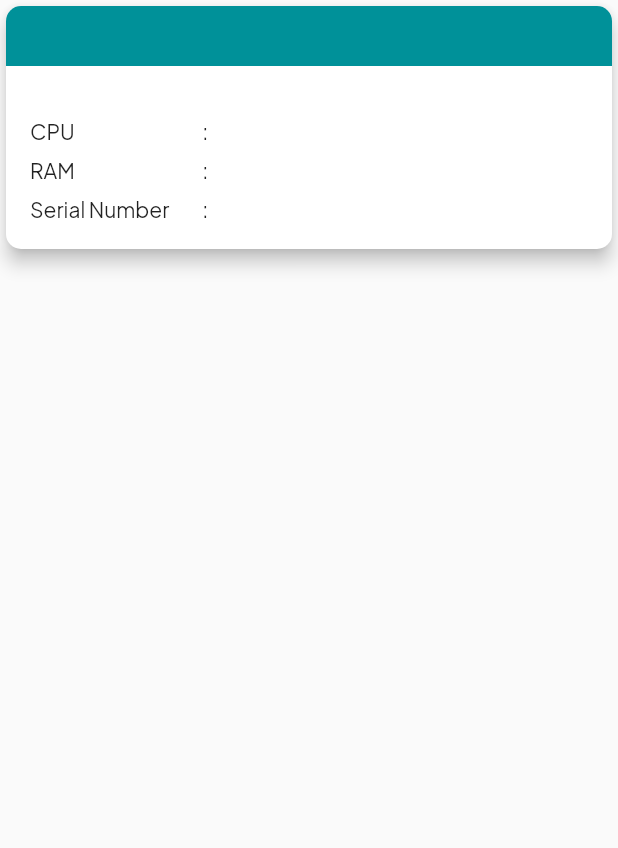
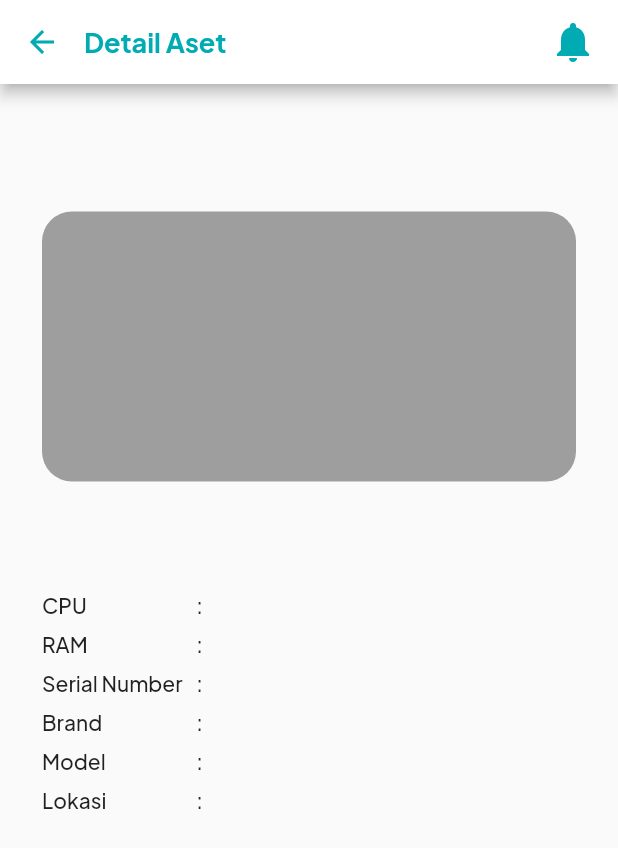
Before and after one commit to ilham-zukri/RepIT-App, a Flutter app: the AssetCard widget shown alone on an empty page, opened directly with empty values, after a tap on "CPU", on a phone screen of 412 x 824 dp. Shown: the top 848 px of the screen. Run offline on Flutter 3.47's test engine with Material 2 defaults, Android fonts, the phone set to English and light mode, and no system bars; our stand-ins replace dio, flutter_speed_dial, flutter_svg, google_fonts, shared_preferences; accounts and stored records are empty; network calls fail.

Commit message:
feat(AssetDetail): Finishing Layout

```diff
--- a/lib/asset_card.dart
+++ b/lib/asset_card.dart
@@ -1,4 +1,6 @@
 import 'package:flutter/material.dart';
+import 'package:repit_app/pages/asset_detail.dart';
+import 'package:repit_app/widgets/status_box_builder.dart';
 
 import 'data_classes/asset.dart';
 
@@ -18,8 +20,9 @@ class AssetCard extends StatelessWidget {
             borderRadius: BorderRadius.all(Radius.circular(10))),
         elevation: 5,
         child: InkWell(
+          borderRadius: const BorderRadius.all(Radius.circular(10)),
           onTap: () {
-
+            Navigator.push(context, MaterialPageRoute(builder: (context) => AssetDetail(asset: asset),));
           },
           child: Column(
             children: [
@@ -64,7 +67,7 @@ class AssetCard extends StatelessWidget {
                       asset.utilization,
                       style: const TextStyle(fontWeight: FontWeight.w600),
                     ),
-                    _statusBoxBuilder(asset.status)
+                    statusBoxBuilder(asset.status, "card")
                   ],
                 ),
               ),
@@ -154,45 +157,4 @@ class AssetCard extends StatelessWidget {
     );
   }
 
-  Widget _statusBoxBuilder(String status) {
-    final Map<String, dynamic> statusMap = {
-      "Ready": {
-        "backgroundColor": const Color(0xff98BFFA),
-        "textColor": const Color(0xff12315F),
-      },
-      "Deployed": {
-        "backgroundColor": const Color(0xffAEE2AA),
-        "textColor": const Color(0xff11410D),
-      },
-      "On Repair": {
-        "backgroundColor": const Color(0xffFAD398),
-        "textColor": const Color(0xff885B17),
-      },
-      "Sub": {
-        "backgroundColor": const Color(0xffAADAE9),
-        "textColor": const Color(0xff0C4B5F),
-      },
-      "Scrapped": {
-        "backgroundColor": const Color(0xffEDA8A8),
-        "textColor": const Color(0xff891F1F),
-      },
-    };
-    if (statusMap.containsKey(status)) {
-      final backgroundColor = statusMap[status]['backgroundColor'];
-      final textColor = statusMap[status]['textColor'];
-      return Container(
-        padding: const EdgeInsets.only(left: 6, right: 6, top: 2, bottom: 2),
-        decoration: BoxDecoration(
-          color: backgroundColor,
-          borderRadius: const BorderRadius.all(Radius.circular(100)),
-        ),
-        child: Text(
-          status,
-          style: TextStyle(color: textColor),
-        ),
-      );
-    }
-
-    return const SizedBox.shrink();
-  }
 }
--- a/lib/data_classes/asset.dart
+++ b/lib/data_classes/asset.dart
@@ -1,4 +1,5 @@
 class Asset {
+  final int? id;
   final String utilization;
   final String status;
   final String assetType;
@@ -9,6 +10,6 @@ class Asset {
   final String? brand;
   final String? model;
 
-  Asset(this.utilization, this.status, this.assetType, this.ram, this.cpu,
+  Asset(this.id,this.utilization, this.status, this.assetType, this.ram, this.cpu,
       this.location, this.serialNumber, this.brand, this.model);
 }
--- /dev/null
+++ b/lib/pages/asset_detail.dart
@@ -0,0 +1,176 @@
+import 'package:flutter/material.dart';
+import 'package:repit_app/data_classes/asset.dart';
+import 'package:repit_app/widgets/custom_app_bar.dart';
+import 'package:repit_app/widgets/status_box_builder.dart';
+
+class AssetDetail extends StatefulWidget {
+  final Asset asset;
+
+  const AssetDetail({Key? key, required this.asset}) : super(key: key);
+
+  @override
+  State<AssetDetail> createState() => _AssetDetailState();
+}
+
+class _AssetDetailState extends State<AssetDetail> {
+  static const TextStyle tableContentStyle = TextStyle(
+    fontSize: 14,
+    fontWeight: FontWeight.w500,
+  );
+
+  @override
+  Widget build(BuildContext context) {
+    final Asset asset = widget.asset;
+    var size = MediaQuery.of(context).size;
+    return Scaffold(
+      appBar: customAppBar(context, 'Detail Aset'),
+      body: Padding(
+        padding: const EdgeInsets.all(28),
+        child: Column(
+          children: [
+            Row(
+              mainAxisAlignment: MainAxisAlignment.spaceBetween,
+              children: [
+                Text(
+                  asset.assetType,
+                  style: const TextStyle(
+                      fontWeight: FontWeight.w600, fontSize: 20),
+                ),
+                statusBoxBuilder(asset.status, 'detail')
+              ],
+            ),
+            Container(
+              margin: const EdgeInsets.only(top: 32),
+              width: size.width,
+              height: 180,
+              decoration: const BoxDecoration(
+                  color: Colors.grey,
+                  borderRadius: BorderRadius.all(Radius.circular(20))),
+            ),
+            Align(
+              alignment: Alignment.topLeft,
+              child: Container(
+                margin: const EdgeInsets.only(top: 32),
+                child: Text(
+                  asset.utilization,
+                  style: const TextStyle(
+                    fontWeight: FontWeight.w600,
+                    fontSize: 20,
+                  ),
+                ),
+              ),
+            ),
+            const SizedBox(
+              height: 16,
+            ),
+            Table(
+              columnWidths: const {
+                0: FlexColumnWidth(1.3),
+                1: FlexColumnWidth(0.2),
+                2: FlexColumnWidth(3)
+              },
+              children: [
+                TableRow(
+                  children: [
+                    const Text(
+                      'CPU',
+                      style: tableContentStyle,
+                    ),
+                    const Text(':', style: tableContentStyle),
+                    Text(asset.cpu)
+                  ],
+                ),
+                TableRow(children: [
+                  Container(
+                    margin: const EdgeInsets.only(top: 8),
+                    child: const Text('RAM', style: tableContentStyle),
+                  ),
+                  Container(
+                      margin: const EdgeInsets.only(top: 8),
+                      child: const Text(':', style: tableContentStyle)),
+                  Container(
+                      margin: const EdgeInsets.only(top: 8),
+                      child: Text(asset.ram, style: tableContentStyle))
+                ]),
+                TableRow(
+                  children: [
+                    Container(
+                        margin: const EdgeInsets.only(top: 8),
+                        child: const Text('Serial Number',
+                            style: tableContentStyle)),
+                    Container(
+                        margin: const EdgeInsets.only(top: 8),
+                        child: const Text(':', style: tableContentStyle)),
+                    Container(
+                        margin: const EdgeInsets.only(top: 8),
+                        child:
+                            Text(asset.serialNumber, style: tableContentStyle))
+                  ],
+                ),
+                TableRow(
+                  children: [
+                    Container(
+                        margin: const EdgeInsets.only(top: 8),
+                        child: const Text('Brand', style: tableContentStyle)),
+                    Container(
+                        margin: const EdgeInsets.only(top: 8),
+                        child: const Text(':', style: tableContentStyle)),
+                    Container(
+                        margin: const EdgeInsets.only(top: 8),
+                        child: Text(asset.brand.toString(),
+                            style: tableContentStyle))
+                  ],
+                ),
+                TableRow(children: [
+                  Container(
+                    margin: const EdgeInsets.only(top: 8),
+                    child: const Text('Model', style: tableContentStyle),
+                  ),
+                  Container(
+                      margin: const EdgeInsets.only(top: 8),
+                      child: const Text(':', style: tableContentStyle)),
+                  Container(
+                      margin: const EdgeInsets.only(top: 8),
+                      child: Text(asset.model.toString(),
+                          style: tableContentStyle))
+                ]),
+                TableRow(
+                  children: [
+                    Container(
+                        margin: const EdgeInsets.only(top: 8),
+                        child: const Text('Lokasi', style: tableContentStyle)),
+                    Container(
+                        margin: const EdgeInsets.only(top: 8),
+                        child: const Text(':', style: tableContentStyle)),
+                    Container(
+                        margin: const EdgeInsets.only(top: 8),
+                        child: Text(asset.location, style: tableContentStyle))
+                  ],
+                ),
+              ],
+            ),
+            (asset.status == 'Ready') ?
+            Container(
+              margin: const EdgeInsets.only(top: 32),
+              height: 41,
+              width: size.width,
+              child: ElevatedButton(
+                style: ElevatedButton.styleFrom(
+                    backgroundColor: const Color(0xff00ABB3),
+                    shape: RoundedRectangleBorder(
+                        borderRadius: BorderRadius.circular(50)),
+                    elevation: 5),
+                onPressed: () async {},
+                child: const Text(
+                  "Terima",
+                  style: TextStyle(
+                      color: Colors.white, fontWeight: FontWeight.w600),
+                ),
+              ),
+            ) : const SizedBox(height: 0)
+          ],
+        ),
+      ),
+    );
+  }
+}
--- a/lib/pages/asset_request_form.dart
+++ b/lib/pages/asset_request_form.dart
@@ -82,7 +82,7 @@ class _AssetRequestFormState extends State<AssetRequestForm> {
                   "Judul*",
                   style: TextStyle(
                       fontSize: 14,
-                      fontWeight: FontWeight.w500,
+                      fontWeight: FontWeight.w600,
                       color: Colors.black),
                 ),
               ),
@@ -110,7 +110,7 @@ class _AssetRequestFormState extends State<AssetRequestForm> {
                   "Deskripsi*",
                   style: TextStyle(
                       fontSize: 14,
-                      fontWeight: FontWeight.w500,
+                      fontWeight: FontWeight.w600,
                       color: Colors.black),
                 ),
               ),
@@ -139,7 +139,7 @@ class _AssetRequestFormState extends State<AssetRequestForm> {
                   "Prioritas",
                   style: TextStyle(
                       fontSize: 14,
-                      fontWeight: FontWeight.w500,
+                      fontWeight: FontWeight.w600,
                       color: Colors.black),
                 ),
               ),
@@ -179,7 +179,7 @@ class _AssetRequestFormState extends State<AssetRequestForm> {
                   "User",
                   style: TextStyle(
                       fontSize: 14,
-                      fontWeight: FontWeight.w500,
+                      fontWeight: FontWeight.w600,
                       color: Colors.black),
                 ),
               ),
@@ -226,7 +226,7 @@ class _AssetRequestFormState extends State<AssetRequestForm> {
                   "Lokasi",
                   style: TextStyle(
                       fontSize: 14,
-                      fontWeight: FontWeight.w500,
+                      fontWeight: FontWeight.w600,
                       color: Colors.black),
                 ),
               ),
--- a/lib/pages/my_assets_page.dart
+++ b/lib/pages/my_assets_page.dart
@@ -28,6 +28,7 @@ class _MyAssetsPageState extends State<MyAssetsPage> {
     }
     return assetList.map((asset) {
       return Asset(
+          asset['id'],
           asset['utilization'],
           asset['status'],
           asset['asset_type'],
--- /dev/null
+++ b/lib/widgets/status_box_builder.dart
@@ -0,0 +1,47 @@
+import 'package:flutter/material.dart';
+
+Widget statusBoxBuilder(String status, String usage) {
+  var padding = (usage == "detail")
+      ? const EdgeInsets.only(left: 24, right: 24, top: 8, bottom: 8)
+      : const EdgeInsets.only(left: 6, right: 6, top: 2, bottom: 2);
+
+  final Map<String, dynamic> statusMap = {
+    "Ready": {
+      "backgroundColor": const Color(0xff98BFFA),
+      "textColor": const Color(0xff12315F),
+    },
+    "Deployed": {
+      "backgroundColor": const Color(0xffAEE2AA),
+      "textColor": const Color(0xff11410D),
+    },
+    "On Repair": {
+      "backgroundColor": const Color(0xffFAD398),
+      "textColor": const Color(0xff885B17),
+    },
+    "Sub": {
+      "backgroundColor": const Color(0xffAADAE9),
+      "textColor": const Color(0xff0C4B5F),
+    },
+    "Scrapped": {
+      "backgroundColor": const Color(0xffEDA8A8),
+      "textColor": const Color(0xff891F1F),
+    },
+  };
+  if (statusMap.containsKey(status)) {
+    final backgroundColor = statusMap[status]['backgroundColor'];
+    final textColor = statusMap[status]['textColor'];
+    return Container(
+      padding: padding,
+      decoration: BoxDecoration(
+        color: backgroundColor,
+        borderRadius: const BorderRadius.all(Radius.circular(100)),
+      ),
+      child: Text(
+        status,
+        style: TextStyle(color: textColor),
+      ),
+    );
+  }
+
+  return const SizedBox.shrink();
+}
```
